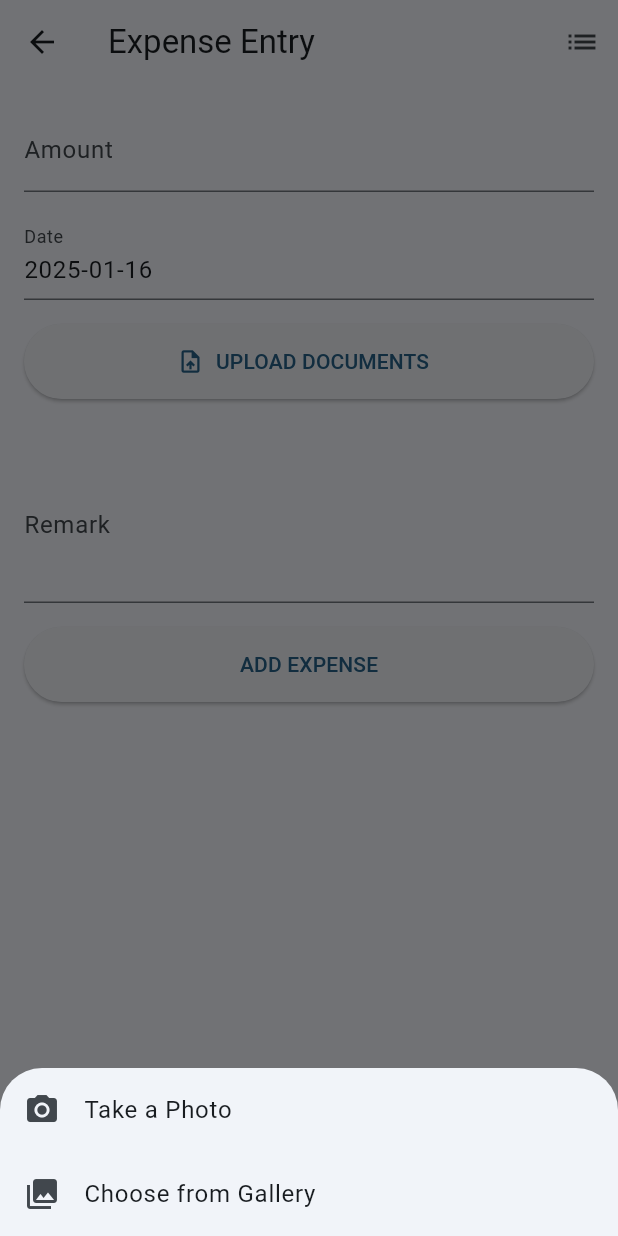
After one commit to bablupandit07/employee_apk_flutter, a Flutter app: the ExpenseEntryPage screen opened by its route, after a tap on "UPLOAD DOCUMENTS", on a phone screen of 412 x 824 dp. The commit adds this screen. Run offline on Flutter 3.47's test engine with Material 3 defaults, Android fonts, the phone set to English and light mode, and no system bars; our stand-ins replace geocoding, geolocator, image_picker, permission_handler, shared_preferences; accounts and stored records are empty.

Commit message:
in office changes

```diff
--- a/lib/dashboard.dart
+++ b/lib/dashboard.dart
@@ -200,7 +200,7 @@ class DashboardPage extends StatelessWidget {
                           shape: RoundedRectangleBorder(borderRadius: BorderRadius.circular(8.0)),
                         ),
                         onPressed: () {
-                          // Handle Expense Entry
+                          Navigator.pushNamed(context, '/expense');
                         },
                         child: const Text(
                           'Expense Entry',
--- /dev/null
+++ b/lib/expense.dart
@@ -0,0 +1,292 @@
+import 'package:flutter/material.dart';
+import 'package:image_picker/image_picker.dart';
+import 'package:permission_handler/permission_handler.dart';
+import 'package:shared_preferences/shared_preferences.dart';
+import 'dart:convert';
+import 'dart:io';
+import 'package:http/http.dart' as http;
+
+void main() {
+  runApp(MaterialApp(
+    home: ExpenseEntryPage(),
+    debugShowCheckedModeBanner: false,
+  ));
+}
+
+class ExpenseEntryPage extends StatefulWidget {
+  @override
+  _ExpenseEntryPageState createState() => _ExpenseEntryPageState();
+}
+
+class _ExpenseEntryPageState extends State<ExpenseEntryPage> {
+  final ImagePicker _picker = ImagePicker();
+  XFile? _imageFile;
+  TextEditingController amountController = TextEditingController();
+  TextEditingController dateController = TextEditingController();
+  TextEditingController remarkController = TextEditingController();
+
+  @override
+  void initState() {
+    super.initState();
+    dateController.text =
+    '${DateTime.now().toLocal().toString().split(' ')[0]}'; // Default date
+  }
+
+  Future<void> _pickImage(BuildContext context) async {
+    PermissionStatus cameraPermission = await Permission.camera.request();
+    PermissionStatus storagePermission = await Permission.storage.request();
+
+    if (cameraPermission.isGranted && storagePermission.isGranted) {
+      final pickedFile = await showModalBottomSheet<XFile?>(
+        context: context,
+        builder: (BuildContext context) {
+          return SafeArea(
+            child: Column(
+              mainAxisSize: MainAxisSize.min,
+              children: <Widget>[
+                ListTile(
+                  leading: Icon(Icons.camera_alt),
+                  title: Text('Take a Photo'),
+                  onTap: () async {
+                    Navigator.pop(context,
+                        await _picker.pickImage(source: ImageSource.camera));
+                  },
+                ),
+                ListTile(
+                  leading: Icon(Icons.photo_library),
+                  title: Text('Choose from Gallery'),
+                  onTap: () async {
+                    Navigator.pop(context,
+                        await _picker.pickImage(source: ImageSource.gallery));
+                  },
+                ),
+              ],
+            ),
+          );
+        },
+      );
+
+      if (pickedFile != null) {
+        setState(() {
+          _imageFile = pickedFile;
+        });
+      }
+    } else {
+      print('Camera or storage permission denied');
+    }
+  }
+
+  Future<void> _submitData() async {
+    if (amountController.text.isEmpty ||
+        remarkController.text.isEmpty ||
+        _imageFile == null) {
+      ScaffoldMessenger.of(context).showSnackBar(SnackBar(
+        content: Text('Please fill all fields and upload an image!'),
+      ));
+      return;
+    }
+
+    SharedPreferences prefs = await SharedPreferences.getInstance();
+    String empId = prefs.getString('emp_id') ?? '0'; // Default to '0' if not found
+
+    var request = http.MultipartRequest(
+      'POST',
+      Uri.parse('https://thakurassociates.trinitysoftwares.in/employee_app/api/api.php'), // Replace with your API URL
+    );
+
+    request.fields['empid'] = empId;
+    request.fields['amount'] = amountController.text;
+    request.fields['date'] = dateController.text;
+    request.fields['remark'] = remarkController.text;
+    request.fields['status'] = 'expense_entry';
+
+    request.files.add(
+        await http.MultipartFile.fromPath('image', _imageFile!.path));
+
+    var response = await request.send();
+
+    if (response.statusCode == 200) {
+      ScaffoldMessenger.of(context).showSnackBar(SnackBar(
+        content: Text('Expense entry added successfully!'),
+      ));
+      setState(() {
+        amountController.clear();
+        remarkController.clear();
+        _imageFile = null;
+      });
+    } else {
+      ScaffoldMessenger.of(context).showSnackBar(SnackBar(
+        content: Text('Failed to add expense entry.'),
+      ));
+    }
+  }
+
+  @override
+  Widget build(BuildContext context) {
+    return Scaffold(
+      appBar: AppBar(
+        title: Text('Expense Entry'),
+        actions: [
+          IconButton(
+            icon: Icon(Icons.list),
+            onPressed: () {
+              Navigator.push(
+                  context,
+                  MaterialPageRoute(
+                      builder: (context) => ExpenseListPage()));
+            },
+          ),
+        ],
+      ),
+      body: SingleChildScrollView(
+        padding: const EdgeInsets.all(16.0),
+        child: Column(
+          crossAxisAlignment: CrossAxisAlignment.start,
+          children: [
+            TextField(
+              controller: amountController,
+              decoration: InputDecoration(
+                labelText: 'Amount',
+              ),
+              keyboardType: TextInputType.number,
+            ),
+            SizedBox(height: 16),
+            TextField(
+              controller: dateController,
+              decoration: InputDecoration(
+                labelText: 'Date',
+              ),
+              readOnly: true,
+              onTap: () async {
+                DateTime? pickedDate = await showDatePicker(
+                  context: context,
+                  initialDate: DateTime.now(),
+                  lastDate: DateTime(2101),
+                  firstDate: DateTime(2000),
+                );
+                if (pickedDate != null) {
+                  dateController.text =
+                  pickedDate.toLocal().toString().split(' ')[0];
+                }
+              },
+            ),
+            SizedBox(height: 16),
+            ElevatedButton.icon(
+              onPressed: () {
+                _pickImage(context);
+              },
+              icon: Icon(Icons.upload_file),
+              label: Text('UPLOAD DOCUMENTS'),
+              style: ElevatedButton.styleFrom(
+                minimumSize: Size(double.infinity, 50),
+              ),
+            ),
+            SizedBox(height: 16),
+            if (_imageFile != null)
+              Column(
+                children: [
+                  Image.file(File(_imageFile!.path), height: 150, width: 150),
+                ],
+              ),
+            SizedBox(height: 16),
+            TextField(
+              controller: remarkController,
+              decoration: InputDecoration(
+                labelText: 'Remark',
+              ),
+              maxLines: 3,
+            ),
+            SizedBox(height: 16),
+            ElevatedButton(
+              onPressed: _submitData,
+              child: Text('ADD EXPENSE'),
+              style: ElevatedButton.styleFrom(
+                minimumSize: Size(double.infinity, 50),
+              ),
+            ),
+          ],
+        ),
+      ),
+    );
+  }
+}
+
+class ExpenseListPage extends StatefulWidget {
+  @override
+  _ExpenseListPageState createState() => _ExpenseListPageState();
+}
+
+class _ExpenseListPageState extends State<ExpenseListPage> {
+  List<dynamic> expenseList = [];
+  bool isLoading = true;
+
+  @override
+  void initState() {
+    super.initState();
+    fetchExpenseData();
+  }
+
+  Future<void> fetchExpenseData() async {
+    SharedPreferences prefs = await SharedPreferences.getInstance();
+    String empId = prefs.getString('emp_id') ?? '0'; // Default to '0' if not found
+    final apiUrl = 'https://thakurassociates.trinitysoftwares.in/employee_app/api/api.php?status=expense&emp_id=$empId'; // Replace with your API URL
+    try {
+      final response = await http.get(Uri.parse(apiUrl));
+      if (response.statusCode == 200) {
+        setState(() {
+          expenseList = json.decode(response.body);
+          isLoading = false;
+        });
+      } else {
+        setState(() {
+          isLoading = false;
+        });
+        ScaffoldMessenger.of(context).showSnackBar(SnackBar(
+          content: Text('Failed to fetch data'),
+        ));
+      }
+    } catch (e) {
+      setState(() {
+        isLoading = false;
+      });
+      ScaffoldMessenger.of(context).showSnackBar(SnackBar(
+        content: Text('Error: $e'),
+      ));
+    }
+  }
+
+  @override
+  Widget build(BuildContext context) {
+    return Scaffold(
+      appBar: AppBar(
+        title: Text('Expense List'),
+      ),
+      body: isLoading
+          ? Center(child: CircularProgressIndicator())
+          : expenseList.isEmpty
+          ? Center(
+        child: Text('No expenses found.'),
+      )
+          : ListView.builder(
+        itemCount: expenseList.length,
+        itemBuilder: (context, index) {
+          final expense = expenseList[index];
+          return Card(
+            margin: EdgeInsets.all(10),
+            child: ListTile(
+              title: Text('Amount: ${expense['exp_amount']}'),
+              subtitle: Column(
+                crossAxisAlignment: CrossAxisAlignment.start,
+                children: [
+                  Text('Date: ${expense['expense_date']}'),
+                  Text('Remark: ${expense['remark']}'),
+                  Text('Status: ${expense['exp_status']}'),
+                ],
+              ),
+            ),
+          );
+        },
+      ),
+    );
+  }
+}
--- a/lib/main.dart
+++ b/lib/main.dart
@@ -3,6 +3,7 @@ import 'login.dart'; // Import the LoginPage file
 import 'dashboard.dart'; // Import the DashboardPage
 import  'appbar.dart';
 import 'attendance.dart';
+import 'expense.dart';
 
 
 void main() {
@@ -31,6 +32,8 @@ class MyApp extends StatelessWidget {
             return MaterialPageRoute(builder: (_) => const DashboardPage());
           case '/attendance':
             return MaterialPageRoute(builder: (_) => const Attendance());
+          case '/expense':
+            return MaterialPageRoute(builder: (_) => ExpenseEntryPage());
 
           default:
             return MaterialPageRoute(
--- a/pubspec.yaml
+++ b/pubspec.yaml
@@ -36,6 +36,10 @@ dependencies:
   geocoding: ^2.0.4
   fluttertoast: ^8.2.1 # Use the latest version
   fl_chart: ^0.36.0
+  image_picker: ^0.8.5+3
+  permission_handler: ^10.0.0
+
+
 
   # The following adds the Cupertino Icons font to your application.
   # Use with the CupertinoIcons class for iOS style icons.
```
Also changed, not shown: pubspec.lock, 5 other files.
